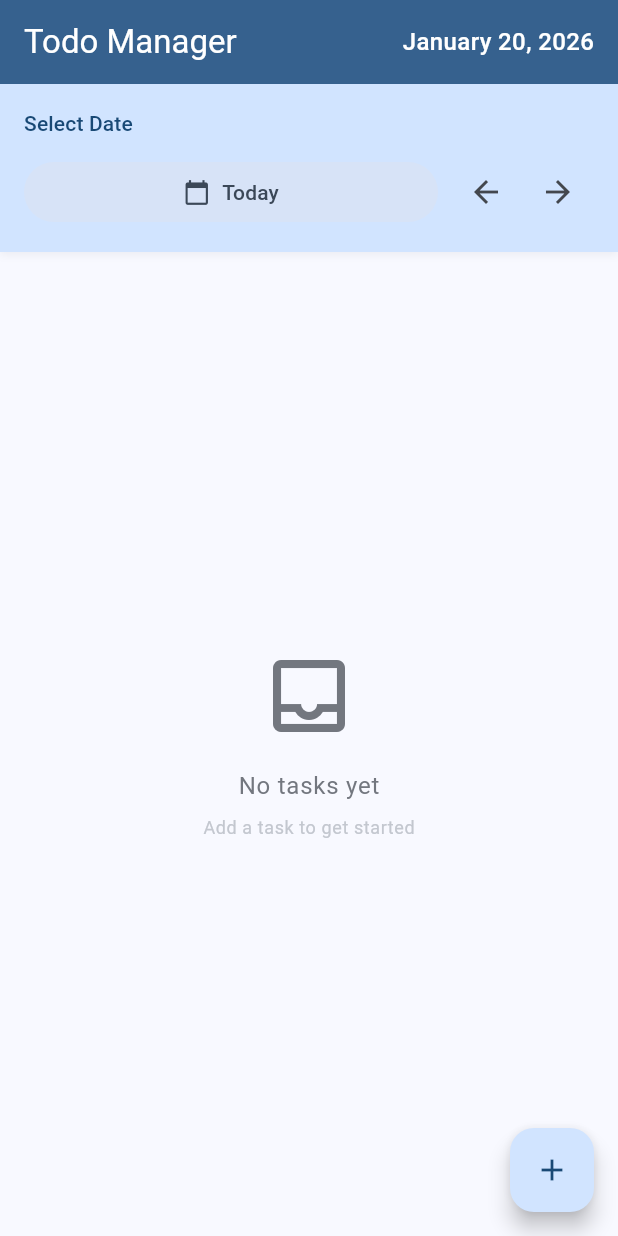
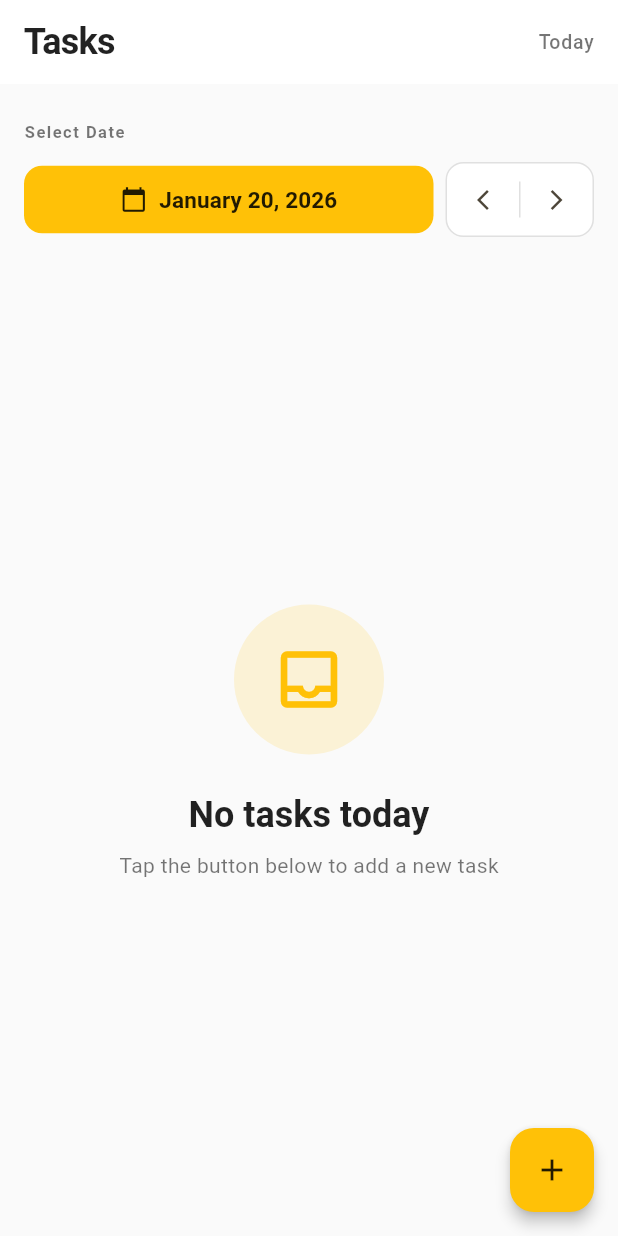
Before and after one commit to Jeffery18Quansah/todo_app_flutter, a Flutter app: the screen it shows after launch, on a phone screen of 412 x 824 dp. Run offline on Flutter 3.47's test engine with Material 3 defaults, Android fonts, the phone set to English and light mode, and no system bars.

Commit message:
spruce up jeff main ui

```diff
--- a/lib/main.dart
+++ b/lib/main.dart
@@ -11,20 +11,49 @@ class TodoApp extends StatelessWidget {
   Widget build(BuildContext context) {
     return MaterialApp(
       title: 'Todo Manager',
+      debugShowCheckedModeBanner: false,
       theme: ThemeData(
         useMaterial3: true,
+        brightness: Brightness.light,
         colorScheme: ColorScheme.fromSeed(
-          seedColor: Colors.blue,
+          seedColor: const Color(0xFFFFC107),
           brightness: Brightness.light,
         ),
-        appBarTheme: AppBarTheme(
+        appBarTheme: const AppBarTheme(
           centerTitle: false,
           elevation: 0,
-          backgroundColor: ColorScheme.fromSeed(
-            seedColor: Colors.blue,
-            brightness: Brightness.light,
-          ).primary,
-          foregroundColor: Colors.white,
+          backgroundColor: Colors.white,
+          foregroundColor: Colors.black87,
+          scrolledUnderElevation: 0,
+        ),
+        scaffoldBackgroundColor: const Color(0xFFFAFAFA),
+        floatingActionButtonTheme: const FloatingActionButtonThemeData(
+          backgroundColor: Color(0xFFFFC107),
+          foregroundColor: Colors.black87,
+          elevation: 4,
+        ),
+        cardTheme: CardThemeData(
+          color: Colors.white,
+          elevation: 2,
+          shape: RoundedRectangleBorder(
+            borderRadius: BorderRadius.circular(12),
+          ),
+        ),
+        inputDecorationTheme: InputDecorationTheme(
+          filled: true,
+          fillColor: const Color(0xFFFAFAFA),
+          border: OutlineInputBorder(
+            borderRadius: BorderRadius.circular(12),
+            borderSide: const BorderSide(color: Color(0xFFE0E0E0)),
+          ),
+          enabledBorder: OutlineInputBorder(
+            borderRadius: BorderRadius.circular(12),
+            borderSide: const BorderSide(color: Color(0xFFE0E0E0)),
+          ),
+          focusedBorder: OutlineInputBorder(
+            borderRadius: BorderRadius.circular(12),
+            borderSide: const BorderSide(color: Color(0xFFFFC107), width: 2),
+          ),
         ),
       ),
       home: const TodoHomePage(),
@@ -78,21 +107,29 @@ class _TodoHomePageState extends State<TodoHomePage> {
   @override
   Widget build(BuildContext context) {
     final todaysTasks = _getTasksForDate(_selectedDate);
-    final isDarkMode = Theme.of(context).brightness == Brightness.dark;
 
     return Scaffold(
       appBar: AppBar(
-        title: const Text('Todo Manager'),
+        title: const Text(
+          'Tasks',
+          style: TextStyle(
+            fontWeight: FontWeight.w600,
+            fontSize: 24,
+            letterSpacing: -0.5,
+          ),
+        ),
         elevation: 0,
         actions: [
           Padding(
             padding: const EdgeInsets.all(16.0),
             child: Center(
               child: Text(
-                _formatDateForAppBar(_selectedDate),
+                _formatDate(_selectedDate),
                 style: const TextStyle(
-                  fontSize: 16,
+                  fontSize: 13,
                   fontWeight: FontWeight.w500,
+                  color: Colors.black54,
+                  letterSpacing: 0.5,
                 ),
               ),
             ),
@@ -101,54 +138,79 @@ class _TodoHomePageState extends State<TodoHomePage> {
       ),
       body: Column(
         children: [
+          const SizedBox(height: 16),
           // Date selector
-          Container(
-            padding: const EdgeInsets.symmetric(vertical: 16, horizontal: 16),
-            decoration: BoxDecoration(
-              color: Theme.of(context).colorScheme.primaryContainer,
-              boxShadow: [
-                BoxShadow(
-                  color: Colors.black.withOpacity(0.05),
-                  blurRadius: 4,
-                  offset: const Offset(0, 2),
-                ),
-              ],
-            ),
+          Padding(
+            padding: const EdgeInsets.symmetric(horizontal: 16, vertical: 8),
             child: Column(
               crossAxisAlignment: CrossAxisAlignment.start,
               children: [
                 Text(
                   'Select Date',
-                  style: Theme.of(context).textTheme.labelLarge?.copyWith(
-                    color: Theme.of(context).colorScheme.onPrimaryContainer,
+                  style: Theme.of(context).textTheme.labelSmall?.copyWith(
+                    color: Colors.black54,
+                    fontWeight: FontWeight.w600,
+                    letterSpacing: 1.0,
                   ),
                 ),
                 const SizedBox(height: 12),
                 Row(
                   children: [
                     Expanded(
-                      child: FilledButton.tonal(
+                      child: FilledButton(
+                        style: FilledButton.styleFrom(
+                          backgroundColor: const Color(0xFFFFC107),
+                          foregroundColor: Colors.black87,
+                          padding: const EdgeInsets.symmetric(vertical: 12),
+                          shape: RoundedRectangleBorder(
+                            borderRadius: BorderRadius.circular(12),
+                          ),
+                        ),
                         onPressed: () => _selectDate(context),
                         child: Row(
                           mainAxisAlignment: MainAxisAlignment.center,
                           children: [
-                            const Icon(Icons.calendar_today),
+                            const Icon(Icons.calendar_today, size: 18),
                             const SizedBox(width: 8),
-                            Text(_formatDate(_selectedDate)),
+                            Text(
+                              _formatDateFull(_selectedDate),
+                              style: const TextStyle(
+                                fontWeight: FontWeight.w600,
+                                fontSize: 15,
+                              ),
+                            ),
                           ],
                         ),
                       ),
                     ),
                     const SizedBox(width: 8),
+                    Container(
+                      decoration: BoxDecoration(
+                        color: Colors.white,
+                        border: Border.all(color: const Color(0xFFE0E0E0)),
+                        borderRadius: BorderRadius.circular(12),
+                      ),
+                      child: Row(
+                        children: [
                           IconButton(
-                      icon: const Icon(Icons.arrow_back),
+                            icon: const Icon(Icons.arrow_back_ios_new, size: 16),
                             onPressed: () => _changeDate(-1),
                             tooltip: 'Previous day',
+                            constraints: const BoxConstraints(minWidth: 48, minHeight: 48),
+                          ),
+                          Container(
+                            height: 24,
+                            width: 1,
+                            color: Colors.black12,
                           ),
                           IconButton(
-                      icon: const Icon(Icons.arrow_forward),
+                            icon: const Icon(Icons.arrow_forward_ios, size: 16),
                             onPressed: () => _changeDate(1),
                             tooltip: 'Next day',
+                            constraints: const BoxConstraints(minWidth: 48, minHeight: 48),
+                          ),
+                        ],
+                      ),
                     ),
                   ],
                 ),
@@ -162,23 +224,32 @@ class _TodoHomePageState extends State<TodoHomePage> {
                     child: Column(
                       mainAxisAlignment: MainAxisAlignment.center,
                       children: [
-                        Icon(
+                        Container(
+                          width: 100,
+                          height: 100,
+                          decoration: BoxDecoration(
+                            shape: BoxShape.circle,
+                            color: const Color(0xFFFFC107).withOpacity(0.15),
+                          ),
+                          child: const Icon(
                             Icons.inbox_outlined,
-                          size: 64,
-                          color: Theme.of(context).colorScheme.outline,
+                            size: 50,
+                            color: Color(0xFFFFC107),
                           ),
-                        const SizedBox(height: 16),
+                        ),
+                        const SizedBox(height: 24),
                         Text(
-                          'No tasks yet',
-                          style: Theme.of(context).textTheme.bodyLarge?.copyWith(
-                            color: Theme.of(context).colorScheme.outline,
+                          'No tasks today',
+                          style: Theme.of(context).textTheme.headlineSmall?.copyWith(
+                            fontWeight: FontWeight.w600,
+                            color: Colors.black87,
                           ),
                         ),
                         const SizedBox(height: 8),
                         Text(
-                          'Add a task to get started',
-                          style: Theme.of(context).textTheme.bodySmall?.copyWith(
-                            color: Theme.of(context).colorScheme.outlineVariant,
+                          'Tap the button below to add a new task',
+                          style: Theme.of(context).textTheme.bodyMedium?.copyWith(
+                            color: Colors.black54,
                           ),
                         ),
                       ],
@@ -207,8 +278,20 @@ class _TodoHomePageState extends State<TodoHomePage> {
   }
 
   Widget _buildTaskCard(Task task, BuildContext context) {
-    return Material(
+    return Dismissible(
+      key: ValueKey(task.id),
+      direction: DismissDirection.endToStart,
+      background: Container(
+        alignment: Alignment.centerRight,
+        padding: const EdgeInsets.only(right: 20),
+        decoration: BoxDecoration(
+          color: Colors.red.shade400,
           borderRadius: BorderRadius.circular(12),
+        ),
+        child: const Icon(Icons.delete_outline, color: Colors.white),
+      ),
+      onDismissed: (direction) => _deleteTask(task),
+      child: Material(
         color: Colors.transparent,
         child: InkWell(
           borderRadius: BorderRadius.circular(12),
@@ -216,14 +299,21 @@ class _TodoHomePageState extends State<TodoHomePage> {
           child: Container(
             padding: const EdgeInsets.all(16),
             decoration: BoxDecoration(
+              color: task.isCompleted ? Colors.grey.shade100 : Colors.white,
+              border: Border.all(
                 color: task.isCompleted
-                ? Theme.of(context).colorScheme.surfaceVariant
-                : Theme.of(context).colorScheme.surface,
-            border: Border.all(
-              color: Theme.of(context).colorScheme.outline.withOpacity(0.2),
-              width: 1,
+                    ? const Color(0xFFFFC107).withOpacity(0.3)
+                    : Colors.black12,
+                width: 1.5,
               ),
               borderRadius: BorderRadius.circular(12),
+              boxShadow: [
+                BoxShadow(
+                  color: Colors.black.withOpacity(0.04),
+                  blurRadius: 4,
+                  offset: const Offset(0, 2),
+                ),
+              ],
             ),
             child: Row(
               crossAxisAlignment: CrossAxisAlignment.start,
@@ -231,52 +321,57 @@ class _TodoHomePageState extends State<TodoHomePage> {
                 GestureDetector(
                   onTap: () => _toggleTaskCompletion(task),
                   child: Container(
-                  width: 24,
-                  height: 24,
+                    width: 28,
+                    height: 28,
                     margin: const EdgeInsets.only(top: 2),
                     decoration: BoxDecoration(
                       shape: BoxShape.circle,
+                      color: task.isCompleted
+                          ? const Color(0xFFFFC107)
+                          : Colors.white,
                       border: Border.all(
                         color: task.isCompleted
-                          ? Theme.of(context).colorScheme.primary
-                          : Theme.of(context).colorScheme.outline,
+                            ? const Color(0xFFFFC107)
+                            : Colors.black26,
                         width: 2,
                       ),
-                    color: task.isCompleted
-                        ? Theme.of(context).colorScheme.primary
-                        : Colors.transparent,
                     ),
                     child: task.isCompleted
-                      ? Icon(
-                          Icons.check,
+                        ? const Icon(
+                            Icons.check_rounded,
                             size: 16,
-                          color: Theme.of(context).colorScheme.onPrimary,
+                            color: Colors.black87,
                           )
                         : null,
                   ),
                 ),
-              const SizedBox(width: 12),
+                const SizedBox(width: 16),
                 Expanded(
                   child: Column(
                     crossAxisAlignment: CrossAxisAlignment.start,
                     children: [
                       Text(
                         task.title,
-                      style: Theme.of(context).textTheme.bodyLarge?.copyWith(
+                        style: TextStyle(
+                          fontSize: 16,
+                          fontWeight: FontWeight.w600,
                           decoration: task.isCompleted
                               ? TextDecoration.lineThrough
                               : TextDecoration.none,
                           color: task.isCompleted
-                            ? Theme.of(context).colorScheme.outline
-                            : Theme.of(context).colorScheme.onSurface,
+                              ? Colors.black38
+                              : Colors.black87,
                         ),
                       ),
                       if (task.description.isNotEmpty) ...[
-                      const SizedBox(height: 4),
+                        const SizedBox(height: 6),
                         Text(
                           task.description,
-                        style: Theme.of(context).textTheme.bodySmall?.copyWith(
-                          color: Theme.of(context).colorScheme.outline,
+                          style: TextStyle(
+                            fontSize: 13,
+                            color: task.isCompleted
+                                ? Colors.black26
+                                : Colors.black54,
                             decoration: task.isCompleted
                                 ? TextDecoration.lineThrough
                                 : TextDecoration.none,
@@ -302,7 +397,7 @@ class _TodoHomePageState extends State<TodoHomePage> {
                       value: 'edit',
                       child: Row(
                         children: [
-                        Icon(Icons.edit, size: 20),
+                          Icon(Icons.edit, size: 18, color: Color(0xFFFFC107)),
                           SizedBox(width: 8),
                           Text('Edit'),
                         ],
@@ -312,15 +407,16 @@ class _TodoHomePageState extends State<TodoHomePage> {
                       value: 'delete',
                       child: Row(
                         children: [
-                        Icon(Icons.delete, size: 20, color: Colors.red),
+                          Icon(Icons.delete, size: 18, color: Colors.red),
                           SizedBox(width: 8),
-                        Text('Delete', style: TextStyle(color: Colors.red)),
+                          Text('Delete'),
                         ],
                       ),
                     ),
                   ],
                 ),
               ],
+            ),
           ),
         ),
       ),
@@ -575,7 +671,7 @@ class _TodoHomePageState extends State<TodoHomePage> {
     return '${months[date.month - 1]} ${date.day}, ${date.year}';
   }
 
-  String _formatDateForAppBar(DateTime date) {
+  String _formatDateFull(DateTime date) {
     final months = [
       'January',
       'February',
```
Lines whose indentation alone changed are shown as unchanged.
